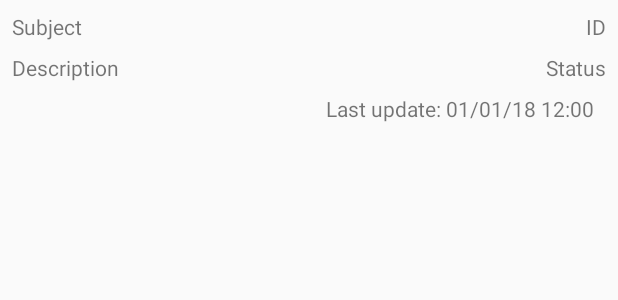
After one commit to vinicius-pmoleta/client-support, an Android app: the layout ticket_layout.xml on its own in the app's theme, with its tools: preview values and no code run, on a phone screen of 412 x 824 dp. The commit adds this screen. Shown: the top 300 px of the screen. Run offline under Robolectric (Android 15) with nearby library versions, the phone set to English and light mode, and no system bars.

Commit message:
Layout preparation

```diff
--- a/app/build.gradle
+++ b/app/build.gradle
@@ -121,6 +121,9 @@ dependencies {
     implementation "android.arch.persistence.room:rxjava2:$room_database_version"
     kapt "android.arch.persistence.room:compiler:$room_database_version"
 
+    // DATE AND TIME
+    implementation "joda-time:joda-time:$joda_time_version"
+
     // TEST
     testImplementation "junit:junit:$junit_version"
     testImplementation "io.mockk:mockk:$mockk_version"
--- a/app/src/main/kotlin/com/clientsupport/core/rx/NetworkTransformer.kt
+++ b/app/src/main/kotlin/com/clientsupport/core/rx/IOTransformer.kt
@@ -6,7 +6,7 @@ import io.reactivex.android.schedulers.AndroidSchedulers
 import io.reactivex.schedulers.Schedulers
 import org.reactivestreams.Publisher
 
-class NetworkTransformer<T> : FlowableTransformer<T, T> {
+class IOTransformer<T> : FlowableTransformer<T, T> {
 
     override fun apply(upstream: Flowable<T>): Publisher<T> {
         return upstream
--- a/app/src/main/kotlin/com/clientsupport/feature/common/data/converter/TicketConverter.kt
+++ b/app/src/main/kotlin/com/clientsupport/feature/common/data/converter/TicketRepositoryConverter.kt
@@ -5,7 +5,7 @@ import com.clientsupport.core.data.repository.remote.TicketResponse
 import com.clientsupport.feature.common.data.model.Status
 import com.clientsupport.feature.common.data.model.Ticket
 
-class TicketConverter {
+class TicketRepositoryConverter {
 
     fun fromRemote(response: TicketResponse): Ticket {
         return Ticket(
--- a/app/src/main/kotlin/com/clientsupport/feature/tickets/data/LocalTicketsRepository.kt
+++ b/app/src/main/kotlin/com/clientsupport/feature/tickets/data/LocalTicketsRepository.kt
@@ -1,7 +1,7 @@
 package com.clientsupport.feature.tickets.data
 
 import android.support.annotation.WorkerThread
-import com.clientsupport.feature.common.data.converter.TicketConverter
+import com.clientsupport.feature.common.data.converter.TicketRepositoryConverter
 import com.clientsupport.feature.common.data.model.Ticket
 import com.clientsupport.feature.common.data.repository.TicketDao
 import io.reactivex.Flowable
@@ -9,7 +9,7 @@ import io.reactivex.Flowable
 @WorkerThread
 class LocalTicketsRepository(
         private val ticketDao: TicketDao,
-        private val converter: TicketConverter) {
+        private val converter: TicketRepositoryConverter) {
 
     fun loadTickets(): Flowable<List<Ticket>> {
         return ticketDao.queryAllTickets()
--- a/app/src/main/kotlin/com/clientsupport/feature/tickets/data/RemoteTicketsRepository.kt
+++ b/app/src/main/kotlin/com/clientsupport/feature/tickets/data/RemoteTicketsRepository.kt
@@ -2,14 +2,14 @@ package com.clientsupport.feature.tickets.data
 
 import android.support.annotation.WorkerThread
 import com.clientsupport.core.data.repository.remote.ClientSupportExternalApi
-import com.clientsupport.feature.common.data.converter.TicketConverter
+import com.clientsupport.feature.common.data.converter.TicketRepositoryConverter
 import com.clientsupport.feature.common.data.model.Ticket
 import io.reactivex.Flowable
 
 @WorkerThread
 class RemoteTicketsRepository(
         private val externalApi: ClientSupportExternalApi,
-        private val converter: TicketConverter) {
+        private val converter: TicketRepositoryConverter) {
 
     fun fetchTicketsForView(viewId: Long): Flowable<List<Ticket>> {
         return externalApi.getTicketsForView(viewId)
--- /dev/null
+++ b/app/src/main/res/layout/ticket_layout.xml
@@ -0,0 +1,73 @@
+<?xml version="1.0" encoding="utf-8"?>
+<android.support.constraint.ConstraintLayout xmlns:android="http://schemas.android.com/apk/res/android"
+    xmlns:app="http://schemas.android.com/apk/res-auto"
+    xmlns:tools="http://schemas.android.com/tools"
+    android:layout_width="match_parent"
+    android:layout_height="wrap_content"
+    android:padding="8dp">
+
+    <TextView
+        android:id="@+id/ticketSubject"
+        android:layout_width="0dp"
+        android:layout_height="wrap_content"
+        android:layout_marginEnd="8dp"
+        android:ellipsize="end"
+        android:maxLines="2"
+        app:layout_constraintEnd_toEndOf="@+id/barrier2"
+        app:layout_constraintStart_toStartOf="parent"
+        app:layout_constraintTop_toTopOf="parent"
+        tools:text="Subject" />
+
+    <TextView
+        android:id="@+id/ticketDescription"
+        android:layout_width="0dp"
+        android:layout_height="wrap_content"
+        android:layout_marginEnd="8dp"
+        android:layout_marginTop="8dp"
+        android:ellipsize="end"
+        android:maxLines="4"
+        app:layout_constraintEnd_toEndOf="@+id/barrier2"
+        app:layout_constraintStart_toStartOf="parent"
+        app:layout_constraintTop_toBottomOf="@+id/ticketSubject"
+        tools:text="Description" />
+
+    <android.support.constraint.Barrier
+        android:id="@+id/barrier2"
+        android:layout_width="wrap_content"
+        android:layout_height="wrap_content"
+        app:barrierDirection="start"
+        app:constraint_referenced_ids="ticketId,ticketStatus"
+        app:layout_constraintEnd_toEndOf="parent"
+        tools:layout_editor_absoluteY="8dp" />
+
+    <TextView
+        android:id="@+id/ticketId"
+        android:layout_width="wrap_content"
+        android:layout_height="wrap_content"
+        app:layout_constraintEnd_toEndOf="parent"
+        app:layout_constraintTop_toTopOf="parent"
+        tools:text="ID" />
+
+    <TextView
+        android:id="@+id/ticketStatus"
+        android:layout_width="wrap_content"
+        android:layout_height="wrap_content"
+        android:layout_marginTop="8dp"
+        app:layout_constraintEnd_toEndOf="parent"
+        app:layout_constraintTop_toBottomOf="@+id/ticketId"
+        tools:text="Status" />
+
+    <TextView
+        android:id="@+id/ticketLastUpdate"
+        android:layout_width="wrap_content"
+        android:layout_height="wrap_content"
+        android:layout_marginEnd="8dp"
+        android:layout_marginStart="8dp"
+        android:layout_marginTop="8dp"
+        app:layout_constraintEnd_toEndOf="@+id/barrier2"
+        app:layout_constraintHorizontal_bias="1.0"
+        app:layout_constraintStart_toStartOf="parent"
+        app:layout_constraintTop_toBottomOf="@+id/ticketDescription"
+        tools:text="Last update: 01/01/18 12:00" />
+
+</android.support.constraint.ConstraintLayout>
--- a/build.gradle
+++ b/build.gradle
@@ -8,6 +8,7 @@ project.ext {
     room_database_version = '1.0.0'
     rx_kotlin_version = '2.1.0'
     rx_android_version = '2.0.1'
+    joda_time_version = '2.9.9'
 
     junit_version = '4.12'
     mockk_version = '1.7.15'
```
Also changed, not shown: app/src/main/kotlin/com/clientsupport/feature/tickets/di/TicketsFeatureModule.kt (+14 -6 lines), app/src/main/kotlin/com/clientsupport/feature/tickets/presentation/TicketsActivity.kt (+45 -0 lines), app/src/main/kotlin/com/clientsupport/feature/tickets/presentation/TicketsContract.kt (+12 -1 lines), app/src/main/kotlin/com/clientsupport/feature/tickets/presentation/TicketsPresenter.kt (+23 -14 lines), app/src/main/kotlin/com/clientsupport/feature/tickets/presentation/adapter/TicketsAdapter.kt (added, +48 -0 lines), app/src/main/kotlin/com/clientsupport/feature/tickets/presentation/model/TicketScreenConverter.kt (added, +30 -0 lines), app/src/main/kotlin/com/clientsupport/feature/tickets/presentation/model/TicketScreenModel.kt (added, +9 -0 lines), app/src/main/res/layout/activity_tickets.xml (+20 -13 lines), app/src/main/res/values/strings.xml (+8 -1 lines), 5 other files.
